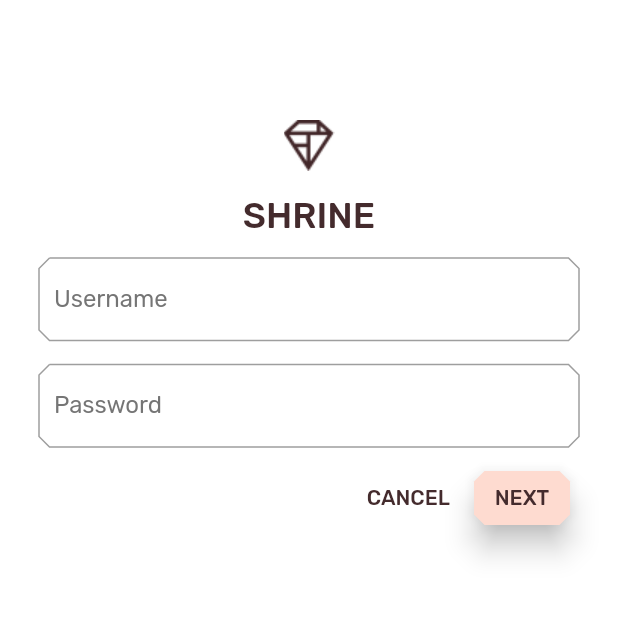
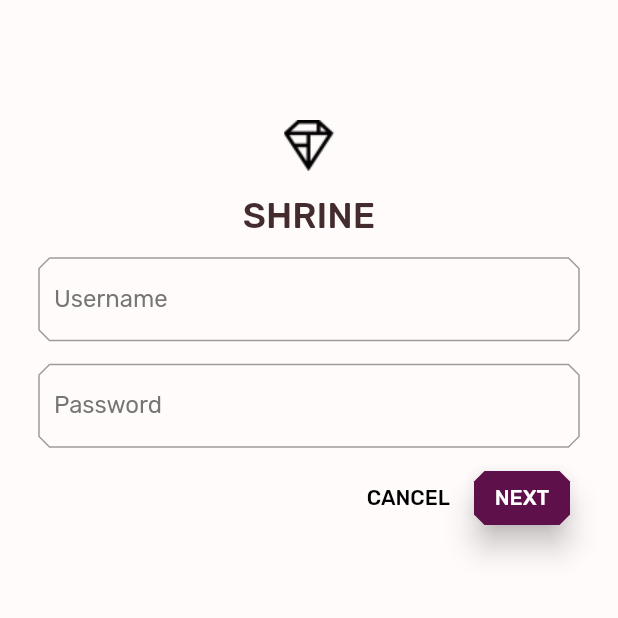
Before and after one commit to azusanosuke/MDC-101-Flutter, a Flutter app: the screen it shows after launch, on a phone screen of 412 x 824 dp, the top half of it. Run offline on Flutter 3.47's test engine with Material 2 defaults, Android fonts, the phone set to English and light mode, and no system bars.

```diff
--- a/lib/home.dart
+++ b/lib/home.dart
@@ -81,7 +81,7 @@ class HomePage extends StatelessWidget {
       // Add app bar (102)
       appBar: AppBar(
         // Add buttons and title (102)
-        brightness: Brightness.light,
+        brightness: Brightness.dark,
         leading: IconButton(
           icon: Icon(Icons.menu),
           onPressed: () {
--- a/lib/login.dart
+++ b/lib/login.dart
@@ -12,6 +12,7 @@
 // See the License for the specific language governing permissions and
 // limitations under the License.
 
+import 'package:Shrine/colors.dart';
 import 'package:flutter/material.dart';
 
 class LoginPage extends StatefulWidget {
@@ -52,7 +53,10 @@ class _LoginPageState extends State<LoginPage> {
             const SizedBox(height: 80),
             Column(
               children: <Widget>[
-                Image.asset('assets/diamond.png'),
+                Image.asset(
+                  'assets/diamond.png',
+                  color: kShrineBlack,
+                ),
                 const SizedBox(height: 16),
                 Text(
                   'SHRINE',
```
Also changed, not shown: lib/app.dart (+5 -10 lines).
